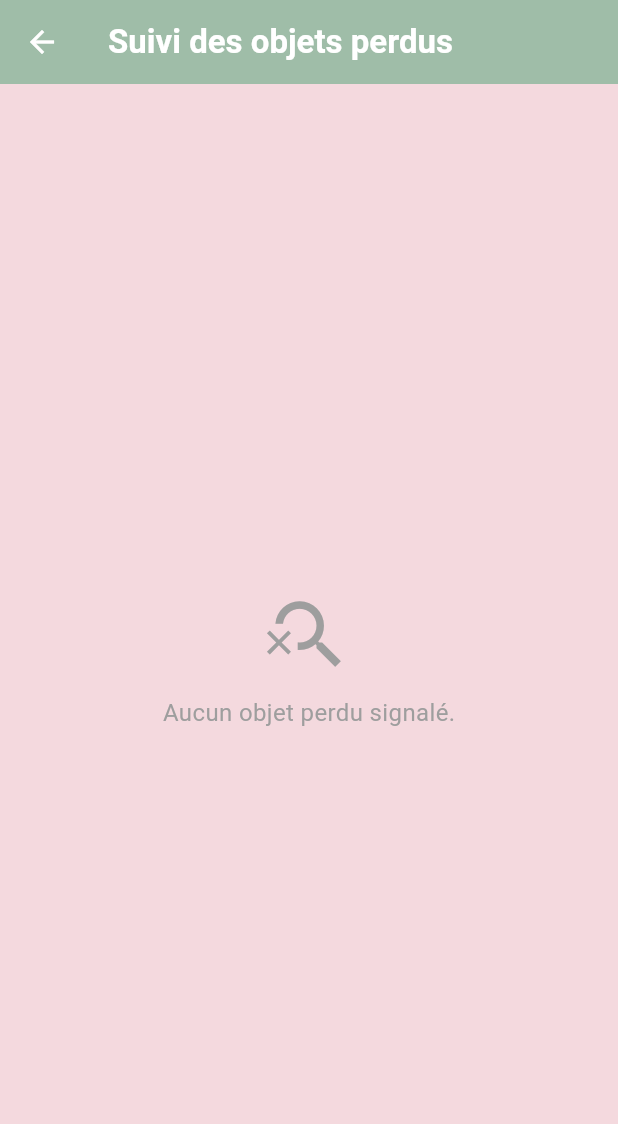
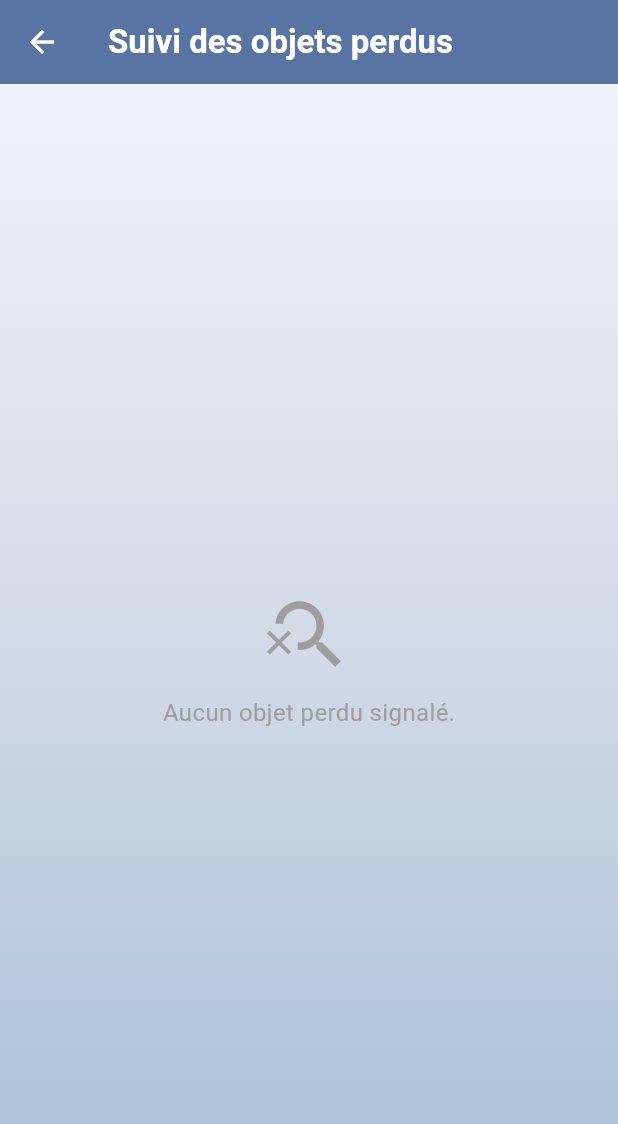
Before and after one commit to ZoukhMeriem/test, a Flutter app: the LostObjectStatusScreen screen opened directly, on a phone screen of 412 x 824 dp. Shown: the top 1124 px of the screen. Run offline on Flutter 3.47's test engine with Material 3 defaults, Android fonts, the phone set to English and light mode, and no system bars; our stand-ins replace animated_text_kit, cloud_firestore, dio, firebase_auth, firebase_core, firebase_storage and 9 more; missing offline and left inert: dialog_flowtter; accounts and stored records are empty; generated files the repository leaves out were written again; project files that could hold a hidden picture were left out.

Commit message:
Update lost_object_status_screen.dart

```diff
--- a/appdz5/lib/lost_object_status_screen.dart
+++ b/appdz5/lib/lost_object_status_screen.dart
@@ -2,12 +2,22 @@ import 'package:flutter/material.dart';
 import 'package:cloud_firestore/cloud_firestore.dart';
 import 'package:flutter_gen/gen_l10n/app_localizations.dart';
 
+const LinearGradient backgroundGradient = LinearGradient(
+  begin: Alignment.topCenter,
+  end: Alignment.bottomCenter,
+  colors: [
+    Color(0xFFF0F4F8), // bleu très clair
+    Color(0xFFD1D9E6), // bleu ciel
+    Color(0xFFA3BED8), // indigo moyen
+  ],
+);
+
+const Color primaryColor = Color(0xFF5677A3); // Indigo moyen
+const Color cardColorConst = Colors.white;    // Fond des champs de texte
+const Color textColor = Colors.black87;       // Texte principal
+const Color subtitleColor = Colors.grey;      // Texte secondaire
+
 class LostObjectStatusScreen extends StatelessWidget {
-  final Color mainColor = const Color(0xFFA4C6A8); // vert doux
-  final Color backgroundColor = const Color(0xFFF4D9DE); // rose pâle
-  final Color cardColor = const Color(0xFFFDFBFD); // blanc léger
-  final Color badgeInProgress = const Color(0xFFDDD7E8); // violet clair
-
   @override
   Widget build(BuildContext context) {
     final loc = AppLocalizations.of(context)!;
@@ -19,12 +29,16 @@ class LostObjectStatusScreen extends StatelessWidget {
           loc.lostObjectStatus_title,
           style: const TextStyle(fontWeight: FontWeight.bold, color: Colors.white),
         ),
-        backgroundColor: mainColor,
+        backgroundColor: primaryColor,
         iconTheme: const IconThemeData(color: Colors.white),
         elevation: 3,
       ),
-      backgroundColor: isDark ? Colors.black : backgroundColor,
-      body: StreamBuilder<QuerySnapshot>(
+      // Appliquer le gradient comme fond avec un Container
+      body: Container(
+        decoration: BoxDecoration(
+          gradient: backgroundGradient,
+        ),
+        child: StreamBuilder<QuerySnapshot>(
           stream: FirebaseFirestore.instance.collection('lost_objects').snapshots(),
           builder: (context, snapshot) {
             if (snapshot.connectionState == ConnectionState.waiting) {
@@ -63,6 +77,7 @@ class LostObjectStatusScreen extends StatelessWidget {
             );
           },
         ),
+      ),
     );
   }
 
@@ -79,7 +94,7 @@ class LostObjectStatusScreen extends StatelessWidget {
       elevation: 4,
       margin: const EdgeInsets.only(bottom: 16),
       shape: RoundedRectangleBorder(borderRadius: BorderRadius.circular(18)),
-      color: isDark ? Colors.grey[850] : cardColor,
+      color: cardColorConst,
       child: Padding(
         padding: const EdgeInsets.all(15),
         child: Row(
@@ -95,7 +110,7 @@ class LostObjectStatusScreen extends StatelessWidget {
                     style: TextStyle(
                       fontSize: 18,
                       fontWeight: FontWeight.bold,
-                      color: isDark ? Colors.white : mainColor,
+                      color: primaryColor,
                     ),
                   ),
                   const SizedBox(height: 6),
@@ -105,7 +120,7 @@ class LostObjectStatusScreen extends StatelessWidget {
                     overflow: TextOverflow.ellipsis,
                     style: TextStyle(
                       fontSize: 14,
-                      color: isDark ? Colors.white70 : Colors.black87,
+                      color: subtitleColor,
                     ),
                   ),
                   const SizedBox(height: 6),
@@ -113,7 +128,7 @@ class LostObjectStatusScreen extends StatelessWidget {
                     '${loc.lostObjectStatus_dateLabel}: $date',
                     style: TextStyle(
                       fontSize: 13,
-                      color: isDark ? Colors.grey[400] : Colors.grey[600],
+                      color: subtitleColor,
                     ),
                   ),
                   const SizedBox(height: 10),
@@ -162,7 +177,7 @@ class LostObjectStatusScreen extends StatelessWidget {
         displayStatus = loc.status_notFound;
         break;
       default:
-        badgeColor = badgeInProgress;
+        badgeColor = primaryColor.withOpacity(0.5);
         displayStatus = loc.status_inProgress;
     }
 
@@ -197,7 +212,10 @@ class LostObjectStatusScreen extends StatelessWidget {
         children: [
           const CircularProgressIndicator(),
           const SizedBox(height: 12),
-          Text(loc.loading_text),
+          Text(
+            loc.loading_text,
+            style: TextStyle(color: textColor),
+          ),
         ],
       ),
     );
@@ -225,7 +243,7 @@ class LostObjectStatusScreen extends StatelessWidget {
           const SizedBox(height: 10),
           Text(
             loc.lostObjectStatus_noObjects,
-            style: const TextStyle(fontSize: 16, color: Colors.grey),
+            style: TextStyle(fontSize: 16, color: subtitleColor),
           ),
         ],
       ),
```
Lines whose indentation alone changed are shown as unchanged.
